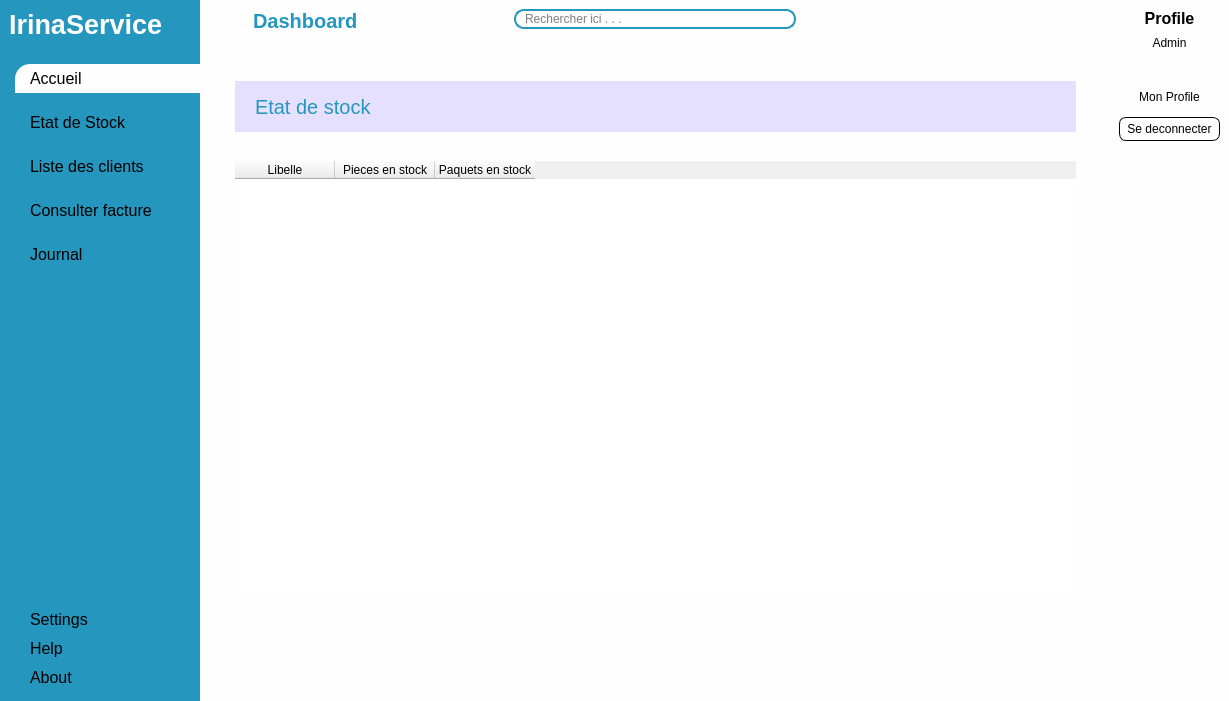
Before: the Qt Designer form views/main_window.ui in ninohantonio/Store-Management, drawn with Qt 5.
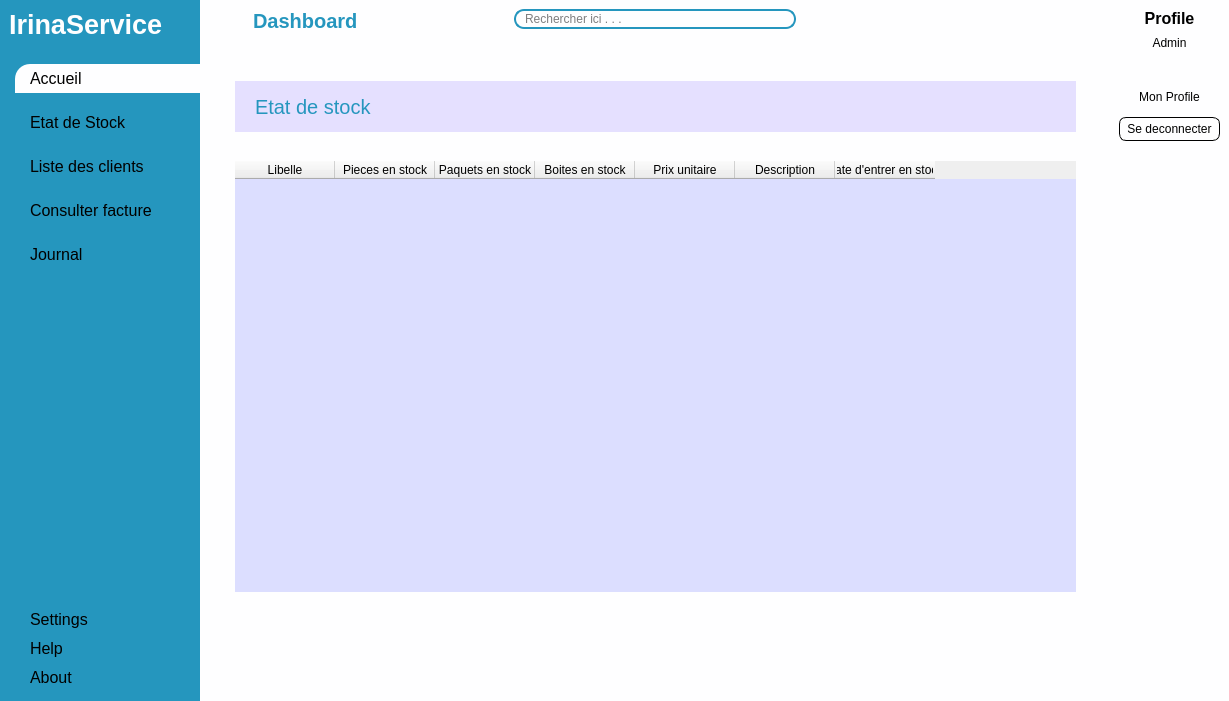
After: the same form once the commit is applied. The open tabs and pages were chosen to show the change. Icons and pictures are not drawn. Custom widgets are drawn as their Qt base class.

Commit message: initialize stock screen

The edit to the form file:
```diff
--- a/views/main_window.ui
+++ b/views/main_window.ui
@@ -96,6 +96,10 @@
 	background: #d5d2ff;
 	padding: 7px;
 	border-radius: 7px;
+}
+
+#stockTable{
+	background-color: rgb(220, 222, 255);
 }</string>
    </property>
    <layout class="QHBoxLayout" name="horizontalLayout">
@@ -696,7 +700,7 @@
        <item>
         <widget class="QCustomQStackedWidget" name="mainNavigationScreen">
          <property name="currentIndex">
-          <number>1</number>
+          <number>0</number>
          </property>
          <widget class="QWidget" name="homePage">
           <widget class="QFrame" name="frame">
@@ -869,7 +873,7 @@
                <string>Etat de stock</string>
               </property>
              </widget>
-             <widget class="QTableWidget" name="tableWidget">
+             <widget class="QTableWidget" name="stockTable">
               <property name="geometry">
                <rect>
                 <x>20</x>
@@ -893,6 +897,26 @@
                 <string>Paquets en stock</string>
                </property>
               </column>
+              <column>
+               <property name="text">
+                <string>Boites en stock</string>
+               </property>
+              </column>
+              <column>
+               <property name="text">
+                <string>Prix unitaire</string>
+               </property>
+              </column>
+              <column>
+               <property name="text">
+                <string>Description</string>
+               </property>
+              </column>
+              <column>
+               <property name="text">
+                <string>Date d'entrer en stock</string>
+               </property>
+              </column>
              </widget>
             </widget>
            </item>
```
The commit also changes 2 other files.
